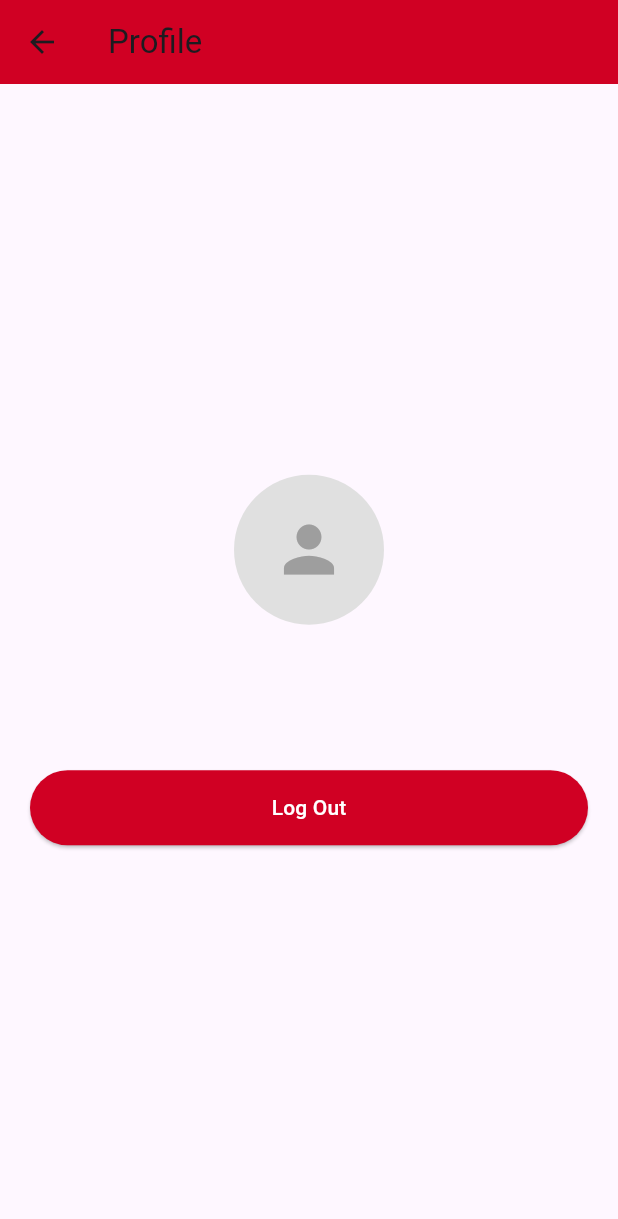
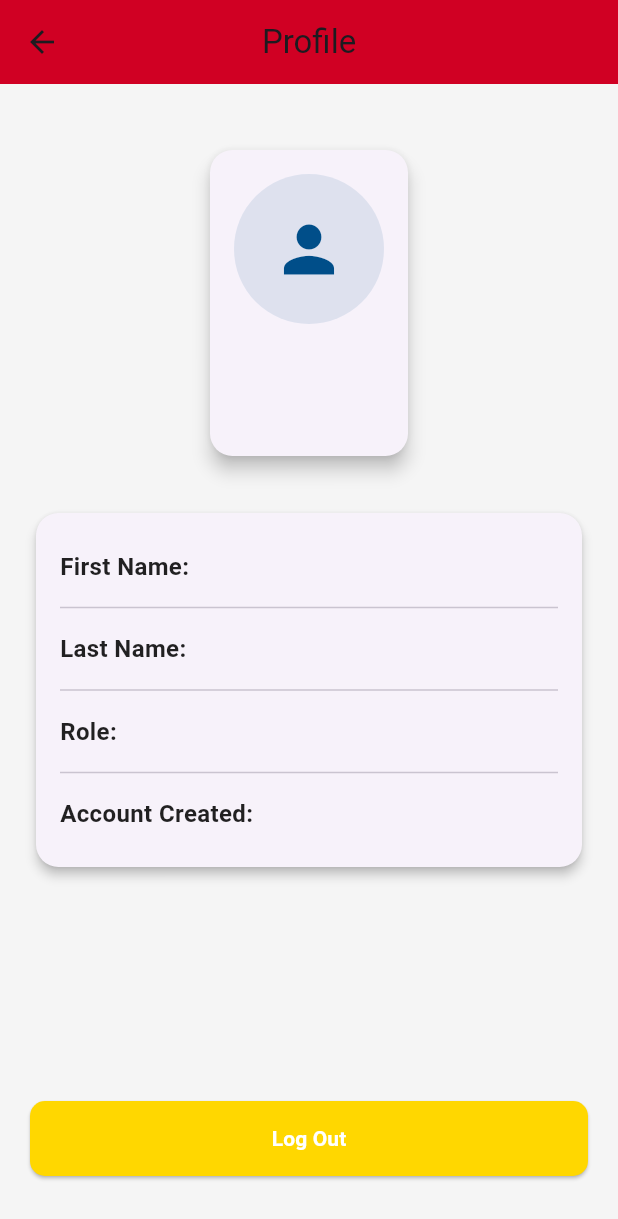
Before and after one commit to mahaamimran/rehaish_app, a Flutter app: the ProfileScreen screen opened directly, on a phone screen of 412 x 824 dp. Shown: the top 1219 px of the screen. Run offline on Flutter 3.47's test engine with Material 3 defaults, Android fonts, the phone set to English and light mode, and no system bars; our stand-ins replace flutter_secure_storage, shared_preferences; accounts and stored records are empty.

Commit message:
ugly but functional

```diff
--- a/lib/main.dart
+++ b/lib/main.dart
@@ -15,7 +15,7 @@ void main() {
       providers: [
         ChangeNotifierProvider(create: (_) => DormProvider()),
         ChangeNotifierProvider(create: (_) => SettingsProvider()),
-        ChangeNotifierProvider(create: (_) => AuthProvider()..loadToken()), // Load token on app start
+        ChangeNotifierProvider(create: (_) => AuthProvider()), // Load token on app start
       ],
       child: const MyApp(),
     ),
--- a/lib/models/dorm.dart
+++ b/lib/models/dorm.dart
@@ -52,7 +52,7 @@ class Dorm {
       guestFavorite: json['guestFavorite'] ?? false,
       reviews: (json['reviews'] as List<dynamic>?)?.map((reviewJson) {
         if (reviewJson is String) {
-          return Review(id: reviewJson, rating: 0, title: '', text: '', user: User(id: '', username: '', email: '', firstName: '', lastName: '', profilePicture: '', bookmarks: []));
+          return Review(id: reviewJson, rating: 0, title: '', text: '', user: User(id: '', username: '', email: '', firstName: '', lastName: '', profilePicture: '', bookmarks: [], role: '', createdAt: ''));
         } else if (reviewJson is Map<String, dynamic>) {
           return Review.fromJson(reviewJson);
         } else {
--- a/lib/models/user.dart
+++ b/lib/models/user.dart
@@ -5,6 +5,8 @@ class User {
   final String firstName;
   final String lastName;
   final String profilePicture;
+  final String role;
+  final String createdAt;
   final List<String> bookmarks;
 
   User({
@@ -14,6 +16,8 @@ class User {
     required this.firstName,
     required this.lastName,
     required this.profilePicture,
+    required this.role,
+    required this.createdAt,
     required this.bookmarks,
   });
 
@@ -25,6 +29,8 @@ class User {
       firstName: json['firstName'],
       lastName: json['lastName'],
       profilePicture: json['profilePicture'] ?? 'default.jpg',
+      role: json['role'],
+      createdAt: json['createdAt'],
       bookmarks: List<String>.from(json['bookmarks'] ?? []),
     );
   }
@@ -37,6 +43,8 @@ class User {
       'firstName': firstName,
       'lastName': lastName,
       'profilePicture': profilePicture,
+      'role': role,
+      'createdAt': createdAt,
       'bookmarks': bookmarks,
     };
   }
--- a/lib/providers/auth_provider.dart
+++ b/lib/providers/auth_provider.dart
@@ -9,12 +9,48 @@ class AuthProvider extends ChangeNotifier {
   final storage = const FlutterSecureStorage();
   String? _token;
   User? currentUser;
+
   String? get token => _token;
+
+  AuthProvider() {
+    _loadTokenAndUser(); // Load token and user on startup
+  }
+
+  Future<void> _loadTokenAndUser() async {
+    _token = await storage.read(key: 'jwtToken');
+    if (_token != null) {
+      await _fetchUserProfile(); // Load user profile if token exists
+    }
+    notifyListeners();
+  }
+
+  Future<void> _fetchUserProfile() async {
+    try {
+      final response = await http.get(
+        Uri.parse('${Constants.baseUrl}/users/me'), // Adjust endpoint if necessary
+        headers: {
+          "Content-Type": "application/json",
+          "Authorization": "Bearer $_token",
+        },
+      );
+
+      if (response.statusCode == 200) {
+        final responseData = json.decode(response.body);
+        currentUser = User.fromJson(responseData['user']);
+        notifyListeners();
+      } else {
+        throw Exception('Failed to fetch user profile');
+      }
+    } catch (error) {
+      print("Profile loading error: $error");
+      await logout(); // Clear token if fetching profile fails
+    }
+  }
 
   Future<void> login(String email, String password) async {
     try {
       final response = await http.post(
-        Uri.parse('${Constants.baseUrl}/users/login'), // Update this if necessary
+        Uri.parse('${Constants.baseUrl}/users/login'),
         headers: {"Content-Type": "application/json"},
         body: json.encode({"email": email, "password": password}),
       );
@@ -22,12 +58,10 @@ class AuthProvider extends ChangeNotifier {
       if (response.statusCode == 200) {
         final responseData = json.decode(response.body);
         _token = responseData['token'];
+        currentUser = User.fromJson(responseData['user']); // Set currentUser
         await storage.write(key: 'jwtToken', value: _token);
-        print("Login successful, token stored: $_token"); // Debugging
         notifyListeners();
       } else {
-        print("Login failed with status: ${response.statusCode}");
-        print("Response body: ${response.body}");
         throw Exception('Failed to login');
       }
     } catch (error) {
@@ -36,18 +70,12 @@ class AuthProvider extends ChangeNotifier {
     }
   }
 
-
   Future<void> logout() async {
     _token = null;
+    currentUser = null;
     await storage.delete(key: 'jwtToken');
     notifyListeners();
   }
 
-  Future<void> loadToken() async {
-    _token = await storage.read(key: 'jwtToken');
-    notifyListeners();
-  }
-
   bool isLoggedIn() => _token != null;
-
 }
--- a/lib/screens/profile_screen.dart
+++ b/lib/screens/profile_screen.dart
@@ -16,29 +16,75 @@ class ProfileScreen extends StatelessWidget {
       appBar: AppBar(
         title: const Text("Profile"),
         backgroundColor: ColorConstants.primaryColor,
+        centerTitle: true,
       ),
-      body: Padding(
-        padding: const EdgeInsets.all(20.0),
+      body: user != null
+          ? Container(
+              color: ColorConstants.backgroundColor,
+              child: Padding(
+                padding: const EdgeInsets.symmetric(horizontal: 20.0, vertical: 40.0),
                 child: Column(
-          mainAxisAlignment: MainAxisAlignment.center,
-          crossAxisAlignment: CrossAxisAlignment.center,
+                  children: [
+                    // Profile Picture and Username Card
+                    Card(
+                      shape: RoundedRectangleBorder(borderRadius: BorderRadius.circular(15)),
+                      elevation: 5,
+                      child: Padding(
+                        padding: const EdgeInsets.all(16.0),
+                        child: Column(
                           children: [
                             CircleAvatar(
                               radius: 50,
-              backgroundColor: Colors.grey[300],
-              child: const Icon(Icons.person, size: 50, color: Colors.grey),
+                              backgroundColor: ColorConstants.secondaryColor.withOpacity(0.1),
+                              child: const Icon(Icons.person, size: 50, color: ColorConstants.secondaryColor),
                             ),
-            const SizedBox(height: 20),
+                            const SizedBox(height: 15),
                             Text(
-              user?.username ?? 'Username',
-              style: const TextStyle(fontSize: 20, fontWeight: FontWeight.bold),
+                              user.username,
+                              style: const TextStyle(
+                                fontSize: 24,
+                                fontWeight: FontWeight.bold,
+                                color: ColorConstants.primaryColor,
                               ),
-            const SizedBox(height: 5),
+                            ),
                             Text(
-              user?.email ?? 'Email Address',
-              style: const TextStyle(fontSize: 16, color: ColorConstants.subtitleColor),
+                              user.email,
+                              style: const TextStyle(
+                                fontSize: 16,
+                                color: ColorConstants.subtitleColor,
                               ),
-            const SizedBox(height: 20),
+                            ),
+                          ],
+                        ),
+                      ),
+                    ),
+
+                    const SizedBox(height: 30),
+
+                    // User Information Section
+                    Card(
+                      shape: RoundedRectangleBorder(borderRadius: BorderRadius.circular(15)),
+                      elevation: 3,
+                      child: Padding(
+                        padding: const EdgeInsets.all(16.0),
+                        child: Column(
+                          crossAxisAlignment: CrossAxisAlignment.start,
+                          children: [
+                            _buildInfoRow("First Name:", user.firstName),
+                            const Divider(),
+                            _buildInfoRow("Last Name:", user.lastName),
+                            const Divider(),
+                            _buildInfoRow("Role:", user.role),
+                            const Divider(),
+                            _buildInfoRow("Account Created:", user.createdAt.split('T')[0]),
+                          ],
+                        ),
+                      ),
+                    ),
+
+                    const Spacer(),
+
+                    // Logout Button
                     ElevatedButton(
                       onPressed: () async {
                         await authProvider.logout();
@@ -47,14 +93,47 @@ class ProfileScreen extends StatelessWidget {
                         );
                       },
                       style: ElevatedButton.styleFrom(
-                backgroundColor: ColorConstants.primaryColor,
+                        backgroundColor: ColorConstants.accentColor,
+                        shape: RoundedRectangleBorder(borderRadius: BorderRadius.circular(10)),
                         minimumSize: const Size(double.infinity, 50),
                       ),
-              child: const Text("Log Out", style: TextStyle(color: Colors.white)),
+                      child: const Text(
+                        "Log Out",
+                        style: TextStyle(color: Colors.white, fontWeight: FontWeight.bold),
+                      ),
                     ),
                   ],
                 ),
               ),
+            )
+          : const Center(child: CircularProgressIndicator()),
+    );
+  }
+
+  // Helper method to build each row of user information
+  Widget _buildInfoRow(String label, String value) {
+    return Padding(
+      padding: const EdgeInsets.symmetric(vertical: 8.0),
+      child: Row(
+        mainAxisAlignment: MainAxisAlignment.spaceBetween,
+        children: [
+          Text(
+            label,
+            style: const TextStyle(
+              fontSize: 16,
+              fontWeight: FontWeight.w600,
+              color: ColorConstants.textColor,
+            ),
+          ),
+          Text(
+            value,
+            style: const TextStyle(
+              fontSize: 16,
+              color: ColorConstants.secondaryColor,
+            ),
+          ),
+        ],
+      ),
     );
   }
 }
--- a/lib/screens/signup_screen.dart
+++ b/lib/screens/signup_screen.dart
@@ -1,6 +1,6 @@
 import 'package:flutter/material.dart';
-import 'package:provider/provider.dart';
-import 'package:rehaish_app/providers/auth_provider.dart';
+// import 'package:provider/provider.dart';
+// import 'package:rehaish_app/providers/auth_provider.dart';
 import 'package:rehaish_app/config/color_constants.dart';
 import 'package:rehaish_app/config/text_styles.dart';
 
@@ -21,7 +21,7 @@ class _SignupScreenState extends State<SignupScreen> {
 
   @override
   Widget build(BuildContext context) {
-    final authProvider = Provider.of<AuthProvider>(context);
+    // final authProvider = Provider.of<AuthProvider>(context);
 
     return Scaffold(
       appBar: AppBar(
```
Lines whose indentation alone changed are shown as unchanged.
